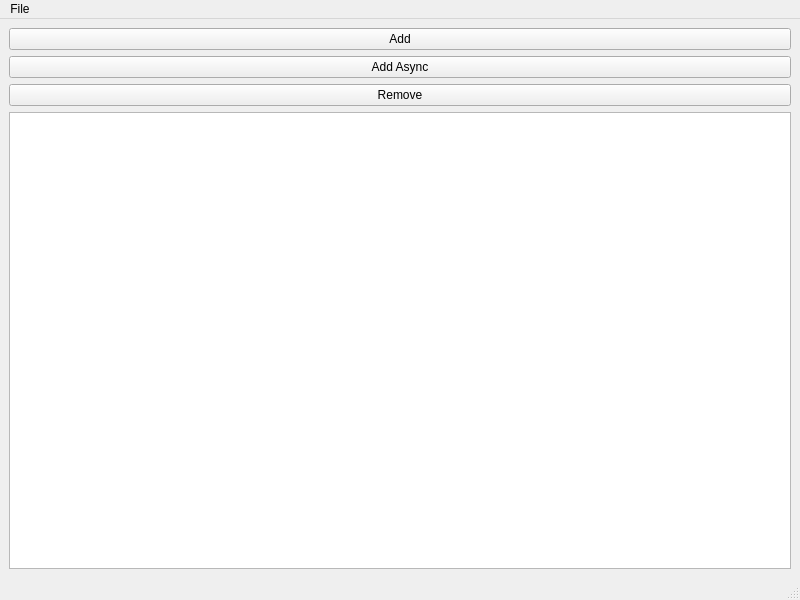
Qt form sources/gui/desktop/mainwindow.ui (jacquetc/Qt-Clean-Architecture) before a commit.
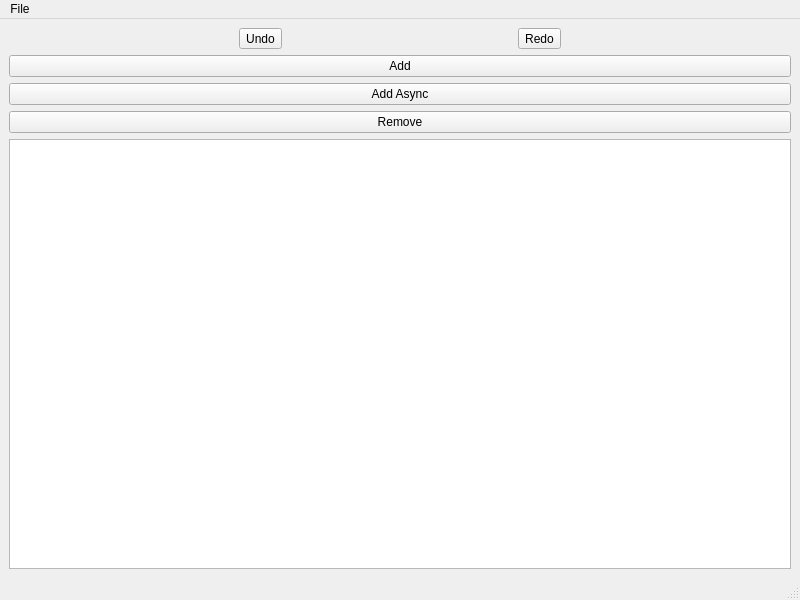
The same form after that commit.

Commit message: Finish undo redo system

The edit to the form file:
```diff
--- a/sources/gui/desktop/mainwindow.ui
+++ b/sources/gui/desktop/mainwindow.ui
@@ -15,6 +15,24 @@
   </property>
   <widget class="QWidget" name="centralwidget">
    <layout class="QVBoxLayout" name="verticalLayout">
+    <item>
+     <layout class="QHBoxLayout" name="horizontalLayout">
+      <item>
+       <widget class="QToolButton" name="undoToolButton">
+        <property name="text">
+         <string>Undo</string>
+        </property>
+       </widget>
+      </item>
+      <item>
+       <widget class="QToolButton" name="redoToolButton">
+        <property name="text">
+         <string>Redo</string>
+        </property>
+       </widget>
+      </item>
+     </layout>
+    </item>
     <item>
      <widget class="QPushButton" name="addPushButton">
       <property name="text">
```
The commit also changes 11 other files.
